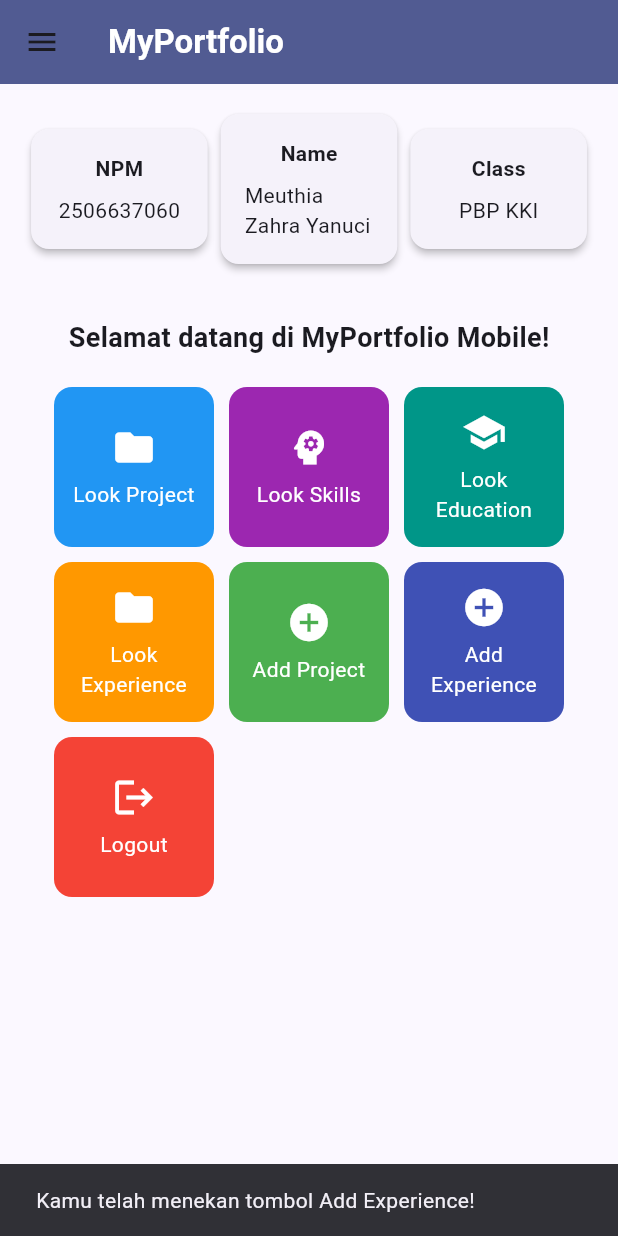
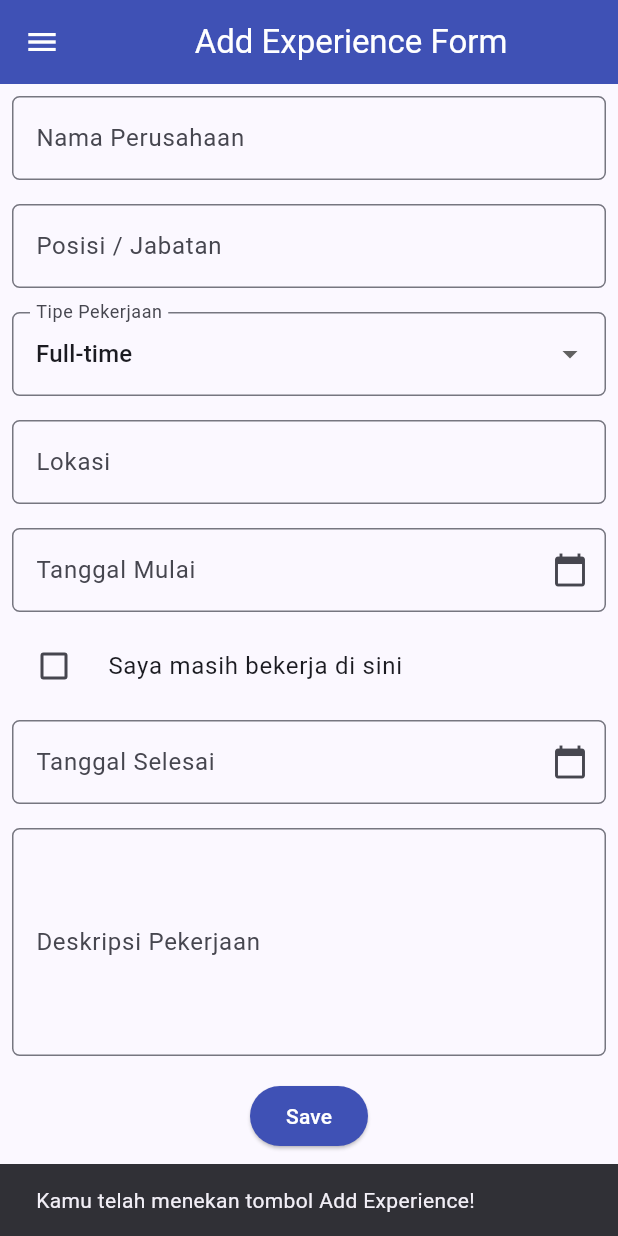
Before and after one commit to meuthiazahra-hub/myportofolio_mobile, a Flutter app: the LeftDrawer widget shown alone on an empty page, opened directly, after a tap on "Home", after a tap on "Add Experience", on a phone screen of 412 x 824 dp. Run offline on Flutter 3.47's test engine with Material 3 defaults, Android fonts, the phone set to English and light mode, and no system bars.

Commit message:
Tutorial 09: tambah drawer menu (Home, Add Project, Add Experience), form proyek dan form pengalaman dengan validasi dan dialog data, navigasi tombol dengan Navigator.push/pushReplacement, serta refactor ItemCard ke widgets/project_card.dart dan menu/form ke folder screens

```diff
--- /dev/null
+++ b/lib/screens/experience_form.dart
@@ -0,0 +1,312 @@
+import 'package:flutter/material.dart';
+import 'package:myportofolio_mobile/widgets/left_drawer.dart';
+
+class ExperienceFormPage extends StatefulWidget {
+  const ExperienceFormPage({super.key});
+
+  @override
+  State<ExperienceFormPage> createState() => _ExperienceFormPageState();
+}
+
+class _ExperienceFormPageState extends State<ExperienceFormPage> {
+  final _formKey = GlobalKey<FormState>();
+  final _startDateController = TextEditingController();
+  final _endDateController = TextEditingController();
+
+  String _company = "";
+  String _position = "";
+  String _employmentType = "Full-time"; // default
+  String _location = "";
+  DateTime? _startDate;
+  DateTime? _endDate;
+  bool _isCurrent = false;
+  String _description = "";
+
+  final List<String> _employmentTypes = [
+    'Full-time',
+    'Part-time',
+    'Internship',
+    'Freelance',
+    'Contract',
+  ];
+  String _formatDate(DateTime d) {
+    final mm = d.month.toString().padLeft(2, '0');
+    final dd = d.day.toString().padLeft(2, '0');
+    return '${d.year}-$mm-$dd'; // yyyy-MM-dd, cocok dengan DateField Django
+  }
+
+  Future<void> _pickDate({required bool isStart}) async {
+    final picked = await showDatePicker(
+      context: context,
+      initialDate: DateTime.now(),
+      firstDate: DateTime(1990),
+      lastDate: DateTime.now(),
+    );
+    if (picked == null) return;
+    setState(() {
+      if (isStart) {
+        _startDate = picked;
+        _startDateController.text = _formatDate(picked);
+      } else {
+        _endDate = picked;
+        _endDateController.text = _formatDate(picked);
+      }
+    });
+  }
+  void _resetForm() {
+    _formKey.currentState!.reset();
+    setState(() {
+      _company = "";
+      _position = "";
+      _employmentType = "Full-time";
+      _location = "";
+      _startDate = null;
+      _endDate = null;
+      _isCurrent = false;
+      _description = "";
+      _startDateController.clear();
+      _endDateController.clear();
+    });
+  }
+  @override
+  void dispose() {
+    _startDateController.dispose();
+    _endDateController.dispose();
+    super.dispose();
+  }
+  @override
+  Widget build(BuildContext context) {
+    return Scaffold(
+      appBar: AppBar(
+        title: const Center(child: Text('Add Experience Form')),
+        backgroundColor: Colors.indigo,
+        foregroundColor: Colors.white,
+      ),
+      drawer: const LeftDrawer(),
+      body: Form(
+        key: _formKey,
+        child: SingleChildScrollView(
+          child: Column(
+            crossAxisAlignment: CrossAxisAlignment.start,
+            children: [
+              // === Company ===
+              Padding(
+                padding: const EdgeInsets.all(8.0),
+                child: TextFormField(
+                  decoration: InputDecoration(
+                    hintText: "Nama Perusahaan",
+                    labelText: "Nama Perusahaan",
+                    border: OutlineInputBorder(borderRadius: BorderRadius.circular(5.0)),
+                  ),
+                  onChanged: (String? value) {
+                    setState(() { _company = value!; });
+                  },
+                  validator: (String? value) {
+                    if (value == null || value.trim().isEmpty) {
+                      return "Nama perusahaan tidak boleh kosong!";
+                    }
+                    return null;
+                  },
+                ),
+              ),
+                          // === Position ===
+            Padding(
+            padding: const EdgeInsets.all(8.0),
+            child: TextFormField(
+              decoration: InputDecoration(
+                hintText: "Contoh: Backend Developer",
+                labelText: "Posisi / Jabatan",
+                border: OutlineInputBorder(borderRadius: BorderRadius.circular(5.0)),
+              ),
+              onChanged: (String? value) {
+                setState(() { _position = value!; });
+              },
+              validator: (String? value) {
+                if (value == null || value.trim().isEmpty) {
+                  return "Posisi tidak boleh kosong!";
+                }
+                return null;
+              },
+            ),
+          ),
+
+          // === Employment Type ===
+          Padding(
+            padding: const EdgeInsets.all(8.0),
+            child: DropdownButtonFormField<String>(
+              decoration: InputDecoration(
+                labelText: "Tipe Pekerjaan",
+                border: OutlineInputBorder(borderRadius: BorderRadius.circular(5.0)),
+              ),
+              initialValue: _employmentType,
+              items: _employmentTypes
+                  .map((type) => DropdownMenuItem(value: type, child: Text(type)))
+                  .toList(),
+              onChanged: (String? newValue) {
+                setState(() { _employmentType = newValue!; });
+              },
+            ),
+          ),
+
+          // === Location ===
+          Padding(
+            padding: const EdgeInsets.all(8.0),
+            child: TextFormField(
+              decoration: InputDecoration(
+                hintText: "Contoh: Jakarta, Indonesia",
+                labelText: "Lokasi",
+                border: OutlineInputBorder(borderRadius: BorderRadius.circular(5.0)),
+              ),
+              onChanged: (String? value) {
+                setState(() { _location = value!; });
+              },
+              validator: (String? value) {
+                if (value == null || value.trim().isEmpty) {
+                  return "Lokasi tidak boleh kosong!";
+                }
+                return null;
+              },
+            ),
+          ),
+
+          // === Start Date ===
+          Padding(
+            padding: const EdgeInsets.all(8.0),
+            child: TextFormField(
+              controller: _startDateController,
+              readOnly: true,
+              onTap: () => _pickDate(isStart: true),
+              decoration: InputDecoration(
+                hintText: "Pilih tanggal mulai",
+                labelText: "Tanggal Mulai",
+                suffixIcon: const Icon(Icons.calendar_today),
+                border: OutlineInputBorder(borderRadius: BorderRadius.circular(5.0)),
+              ),
+              validator: (String? value) {
+                if (value == null || value.isEmpty) {
+                  return "Tanggal mulai tidak boleh kosong!";
+                }
+                return null;
+              },
+            ),
+          ),
+
+          // === Currently Working ===
+          CheckboxListTile(
+            title: const Text("Saya masih bekerja di sini"),
+            value: _isCurrent,
+            controlAffinity: ListTileControlAffinity.leading,
+            onChanged: (bool? value) {
+              setState(() {
+                _isCurrent = value!;
+                if (_isCurrent) {
+                  _endDate = null;
+                  _endDateController.clear();
+                }
+              });
+            },
+          ),
+
+          // === End Date ===
+          Padding(
+            padding: const EdgeInsets.all(8.0),
+            child: TextFormField(
+              controller: _endDateController,
+              readOnly: true,
+              enabled: !_isCurrent,
+              onTap: () => _pickDate(isStart: false),
+              decoration: InputDecoration(
+                hintText: "Pilih tanggal selesai",
+                labelText: "Tanggal Selesai",
+                suffixIcon: const Icon(Icons.calendar_today),
+                border: OutlineInputBorder(borderRadius: BorderRadius.circular(5.0)),
+              ),
+              validator: (String? value) {
+                if (_isCurrent) return null;
+                if (value == null || value.isEmpty) {
+                  return "Tanggal selesai tidak boleh kosong!";
+                }
+                if (_startDate != null && _endDate != null && _endDate!.isBefore(_startDate!)) {
+                  return "Tanggal selesai tidak boleh sebelum tanggal mulai!";
+                }
+                return null;
+              },
+            ),
+          ),
+
+          // === Description ===
+          Padding(
+            padding: const EdgeInsets.all(8.0),
+            child: TextFormField(
+              maxLines: 5,
+              decoration: InputDecoration(
+                hintText: "Deskripsi Pekerjaan",
+                labelText: "Deskripsi Pekerjaan",
+                border: OutlineInputBorder(borderRadius: BorderRadius.circular(5.0)),
+              ),
+              onChanged: (String? value) {
+                setState(() { _description = value!; });
+              },
+              validator: (String? value) {
+                if (value == null || value.trim().isEmpty) {
+                  return "Deskripsi tidak boleh kosong!";
+                }
+                return null;
+              },
+            ),
+          ),
+          // === Tombol Simpan ===
+        Align(
+          alignment: Alignment.bottomCenter,
+          child: Padding(
+            padding: const EdgeInsets.all(8.0),
+            child: ElevatedButton(
+              style: ButtonStyle(
+                backgroundColor: WidgetStateProperty.all(Colors.indigo),
+              ),
+              onPressed: () {
+                if (_formKey.currentState!.validate()) {
+                  showDialog(
+                    context: context,
+                    builder: (context) {
+                      return AlertDialog(
+                        title: const Text('Pengalaman berhasil ditambahkan!'),
+                        content: SingleChildScrollView(
+                          child: Column(
+                            crossAxisAlignment: CrossAxisAlignment.start,
+                            children: [
+                              Text('Perusahaan: $_company'),
+                              Text('Posisi: $_position'),
+                              Text('Tipe: $_employmentType'),
+                              Text('Lokasi: $_location'),
+                              Text('Mulai: ${_startDateController.text}'),
+                              Text('Selesai: ${_isCurrent ? "Sekarang" : _endDateController.text}'),
+                              Text('Deskripsi: $_description'),
+                            ],
+                          ),
+                        ),
+                        actions: [
+                          TextButton(
+                            child: const Text('OK'),
+                            onPressed: () {
+                              Navigator.pop(context);
+                              _resetForm();
+                            },
+                          ),
+                        ],
+                      );
+                    },
+                  );
+                }
+              },
+              child: const Text("Save", style: TextStyle(color: Colors.white)),
+            ),
+          ),
+        ),
+            ],
+          ),
+        ),
+      ),
+    );
+  }
+}
--- a/lib/screens/menu.dart
+++ b/lib/screens/menu.dart
@@ -30,6 +30,7 @@ class MyHomePage extends StatelessWidget {
           style: TextStyle(color: Colors.white, fontWeight: FontWeight.bold),
         ),
         backgroundColor: Theme.of(context).colorScheme.primary,
+        iconTheme: const IconThemeData(color: Colors.white),
       ),
       drawer: const LeftDrawer(),
       // Body halaman utama dengan padding di sekelilingnya.
--- a/lib/widgets/left_drawer.dart
+++ b/lib/widgets/left_drawer.dart
@@ -1,6 +1,7 @@
 import 'package:flutter/material.dart';
 import 'package:myportofolio_mobile/screens/menu.dart';
 import 'package:myportofolio_mobile/screens/project_form.dart';
+import 'package:myportofolio_mobile/screens/experience_form.dart';
 
 class LeftDrawer extends StatelessWidget {
   const LeftDrawer({super.key});
@@ -64,6 +65,18 @@ class LeftDrawer extends StatelessWidget {
               );
             },
           ),
+          ListTile(
+    leading: const Icon(Icons.work_outline),
+    title: const Text('Add Experience'),
+    onTap: () {
+      Navigator.pushReplacement(
+        context,
+        MaterialPageRoute(
+          builder: (context) => const ExperienceFormPage(),
+        ),
+      );
+    },
+  ),
         ],
       ),
     );
--- a/lib/widgets/project_card.dart
+++ b/lib/widgets/project_card.dart
@@ -1,8 +1,9 @@
 import 'package:flutter/material.dart';
 import 'package:myportofolio_mobile/screens/project_form.dart';
+import 'package:myportofolio_mobile/screens/experience_form.dart';
 import 'package:myportofolio_mobile/screens/menu.dart';
+
 class ItemCard extends StatelessWidget {
-
   final ItemHomepage item;
 
   const ItemCard(this.item, {super.key});
@@ -19,9 +20,7 @@ class ItemCard extends StatelessWidget {
           if (item.name == "Add Project") {
             Navigator.push(
               context,
-              MaterialPageRoute(
-                builder: (context) => const ProjectFormPage(),
-              ),
+              MaterialPageRoute(builder: (context) => const ProjectFormPage()),
             );
           } else {
             // Menampilkan SnackBar dengan pesan interaktif.
@@ -32,12 +31,19 @@ class ItemCard extends StatelessWidget {
                   content: Text("Kamu telah menekan tombol ${item.name}!"),
                 ),
               );
-              if (item.name == "Add Project") {
+            if (item.name == "Add Project") {
               // TODO: Use Navigator.push() with a MaterialPageRoute for ProjectFormPage
               Navigator.push(
                 context,
                 MaterialPageRoute(
                   builder: (context) => const ProjectFormPage(),
+                ),
+              );
+            } else if (item.name == "Add Experience") {
+              Navigator.push(
+                context,
+                MaterialPageRoute(
+                  builder: (context) => const ExperienceFormPage(),
                 ),
               );
             }
```
